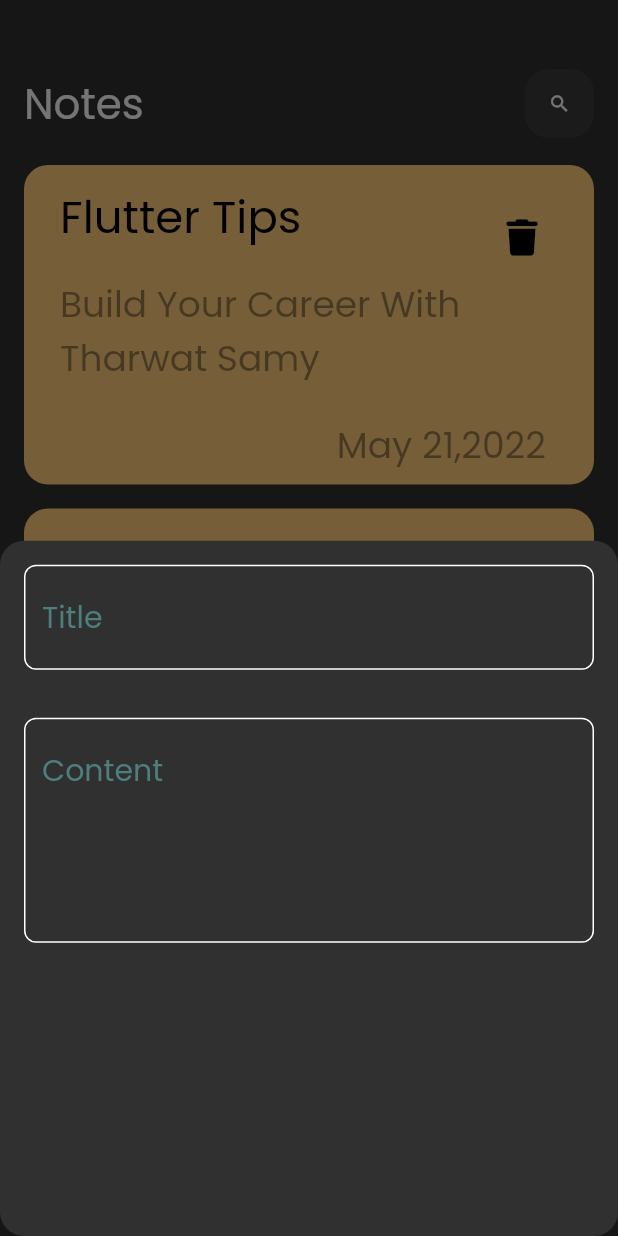
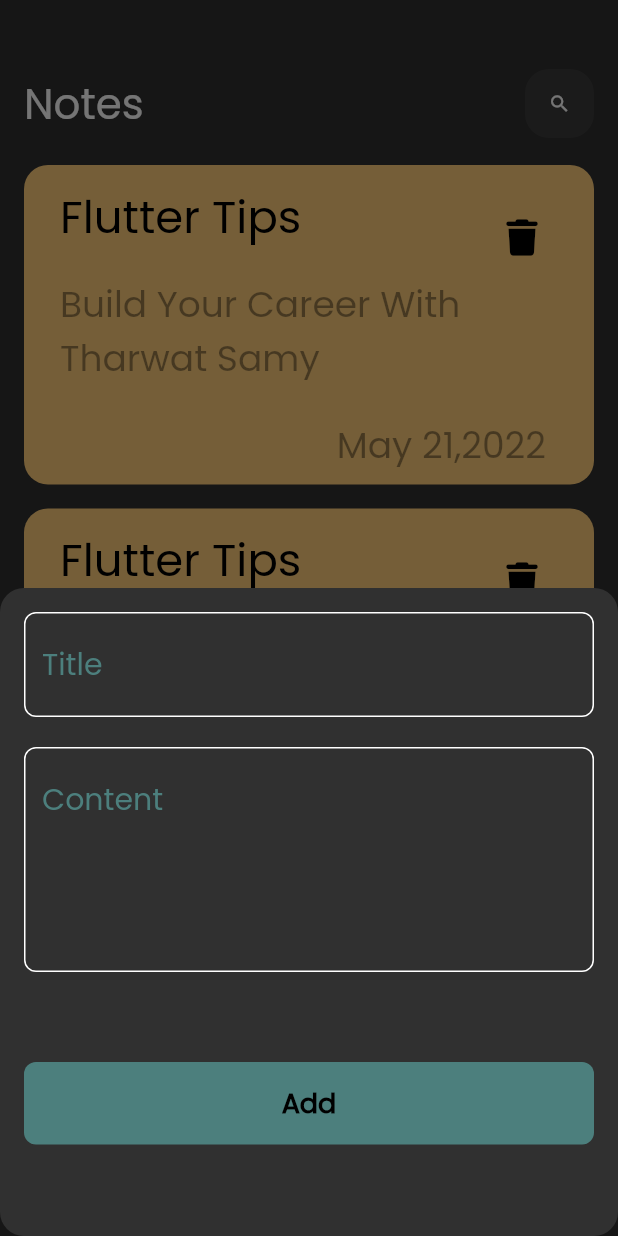
Before and after one commit to m7md3bbas/NotesApp, a Flutter app: the screen it shows after launch, after a tap on the "add" icon, on a phone screen of 412 x 824 dp. Run offline on Flutter 3.47's test engine with Material 2 defaults, Android fonts, the phone set to English and light mode, and no system bars; our stand-ins replace font_awesome_flutter; missing offline and left inert: dart:ffi.

Commit message:
finish notes botton sheet

```diff
--- a/lib/Views/Widgets/AddShowModelButton.dart
+++ b/lib/Views/Widgets/AddShowModelButton.dart
@@ -1,49 +1,38 @@
 import 'package:flutter/material.dart';
+import 'package:notesapp/Views/Widgets/CustomButtonShowModel.dart';
+
+import 'CustomTextFiled.dart';
 
 class AddNoteModelSheet extends StatelessWidget {
   const AddNoteModelSheet({super.key});
 
   @override
   Widget build(BuildContext context) {
-    return Column(
+    return Padding(
+      padding: const EdgeInsets.all(16),
+      child: SingleChildScrollView(
+        child: Container(
+          height: 400,
+          child: Column(
             children: [
               CustomTextFild(
                 title: 'Title',
               ),
+              const SizedBox(
+                height: 20,
+              ),
               CustomTextFild(
                 title: 'Content',
                 maxLines: 5,
-        )
+              ),
+              const SizedBox(
+                height: 60,
+              ),
+              CustomButton()
             ],
+          ),
+        ),
+      ),
     );
   }
 }
-
-class CustomTextFild extends StatelessWidget {
-  CustomTextFild({super.key, this.maxLines, this.title});
-  int? maxLines;
-  String? title;
-  @override
-  Widget build(BuildContext context) {
-    return Padding(
-      padding: const EdgeInsets.all(16.0),
-      child: TextField(
-        maxLines: maxLines,
-        cursorColor: Color(0xff4c7f7d),
-        decoration: InputDecoration(
-            hintText: title,
-            hintStyle: TextStyle(
-                color: Color(
-                  0xff4c7f7d,
-                ),
-                fontSize: 20),
-            enabledBorder: CustomBorderTextfiled(Color: Colors.white),
-            focusedBorder: CustomBorderTextfiled(Color: Color(0xff4c7f7d))),
-      ),
-    );
-  }
-
-  OutlineInputBorder CustomBorderTextfiled({Color}) => OutlineInputBorder(
-      borderRadius: BorderRadius.circular(8),
-      borderSide: BorderSide(color: Color));
-}
--- /dev/null
+++ b/lib/Views/Widgets/CustomBorderTextfild.dart
@@ -0,0 +1,5 @@
+import 'package:flutter/material.dart';
+
+OutlineInputBorder CustomBorderTextfiled({Color}) => OutlineInputBorder(
+    borderRadius: BorderRadius.circular(8),
+    borderSide: BorderSide(color: Color));
--- /dev/null
+++ b/lib/Views/Widgets/CustomButtonShowModel.dart
@@ -0,0 +1,26 @@
+import 'package:flutter/material.dart';
+
+class CustomButton extends StatelessWidget {
+  const CustomButton({super.key});
+
+  @override
+  Widget build(BuildContext context) {
+    return GestureDetector(
+      onTap: () {},
+      child: Container(
+        width: MediaQuery.of(context).size.width,
+        height: 55,
+        decoration: BoxDecoration(
+            borderRadius: BorderRadius.circular(8),
+            color: const Color(0xff4c7f7d)),
+        child: const Center(
+          child: Text(
+            'Add',
+            style: TextStyle(
+                color: Colors.black, fontSize: 18, fontWeight: FontWeight.bold),
+          ),
+        ),
+      ),
+    );
+  }
+}
--- /dev/null
+++ b/lib/Views/Widgets/CustomTextFiled.dart
@@ -0,0 +1,25 @@
+import 'package:flutter/material.dart';
+
+import 'CustomBorderTextfild.dart';
+
+class CustomTextFild extends StatelessWidget {
+  CustomTextFild({super.key, this.maxLines, this.title});
+  int? maxLines;
+  String? title;
+  @override
+  Widget build(BuildContext context) {
+    return TextField(
+      maxLines: maxLines,
+      cursorColor: Color(0xff4c7f7d),
+      decoration: InputDecoration(
+          hintText: title,
+          hintStyle: const TextStyle(
+              color: Color(
+                0xff4c7f7d,
+              ),
+              fontSize: 20),
+          enabledBorder: CustomBorderTextfiled(Color: Colors.white),
+          focusedBorder: CustomBorderTextfiled(Color: Color(0xff4c7f7d))),
+    );
+  }
+}
```
Lines whose indentation alone changed are shown as unchanged.
